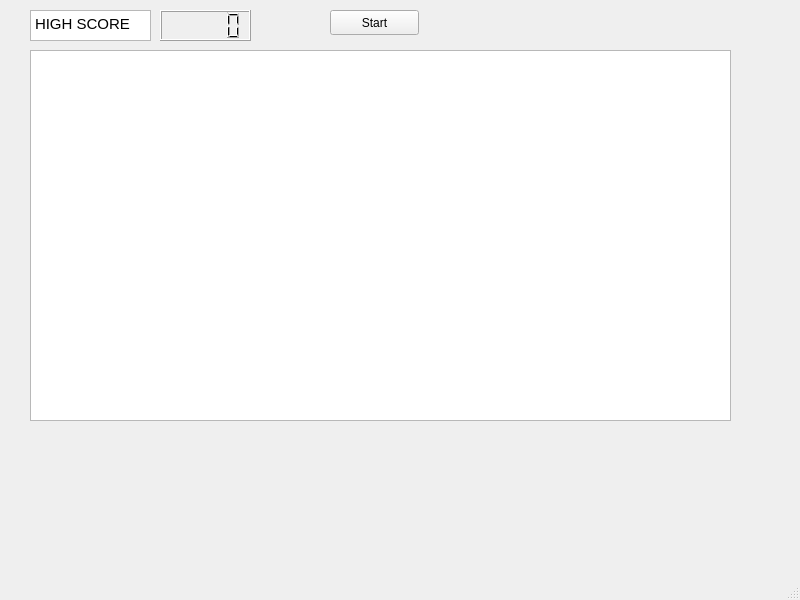
Above: Práctica 5/Código/práctica5/PacMan/laberinto.ui from maria-tasco/LabInfo2G8-20221 before the change. Below: the same form after it.
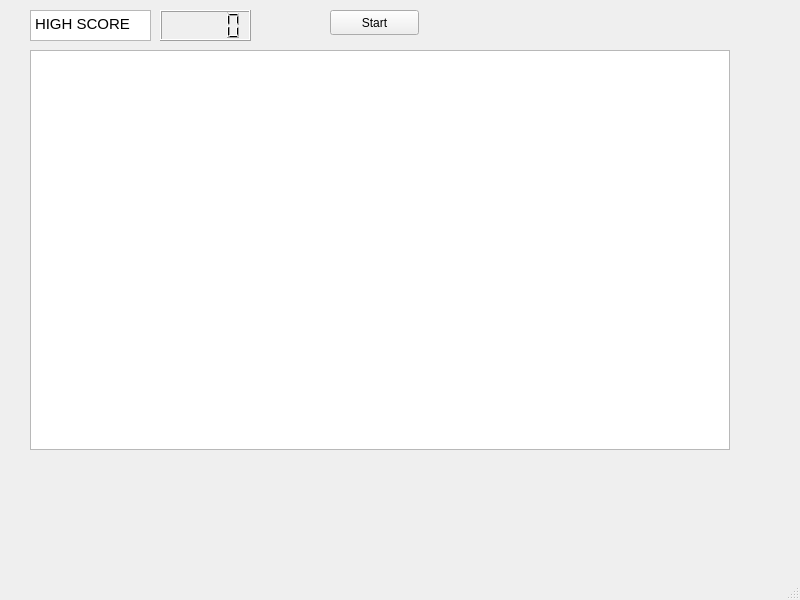
That is the form after the change.

Patch:
```diff
--- a/Práctica 5/Código/práctica5/PacMan/laberinto.ui
+++ b/Práctica 5/Código/práctica5/PacMan/laberinto.ui
@@ -19,8 +19,8 @@
      <rect>
       <x>30</x>
       <y>50</y>
-      <width>701</width>
-      <height>371</height>
+      <width>700</width>
+      <height>400</height>
      </rect>
     </property>
     <property name="backgroundBrush">
```
Left out of the diff: 2 changed lines with no effect on the pictures.
